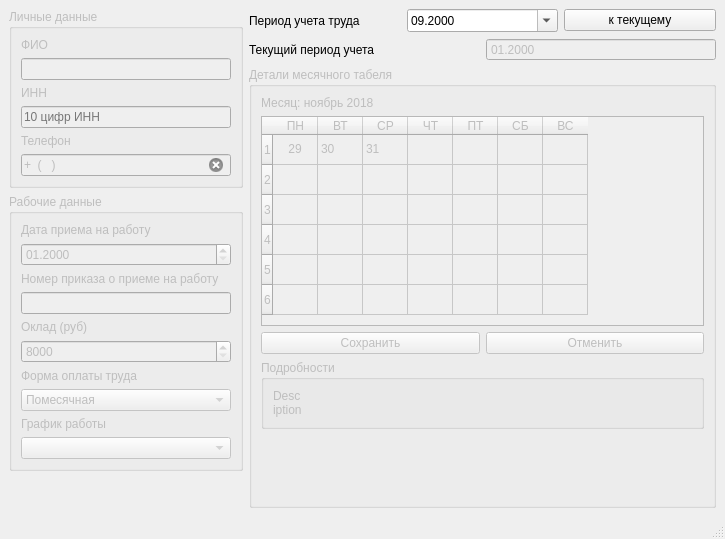
Old version of the form SalaryCount/SalaryCount/employeesc.ui in the repository artemkurylev/mdkp.
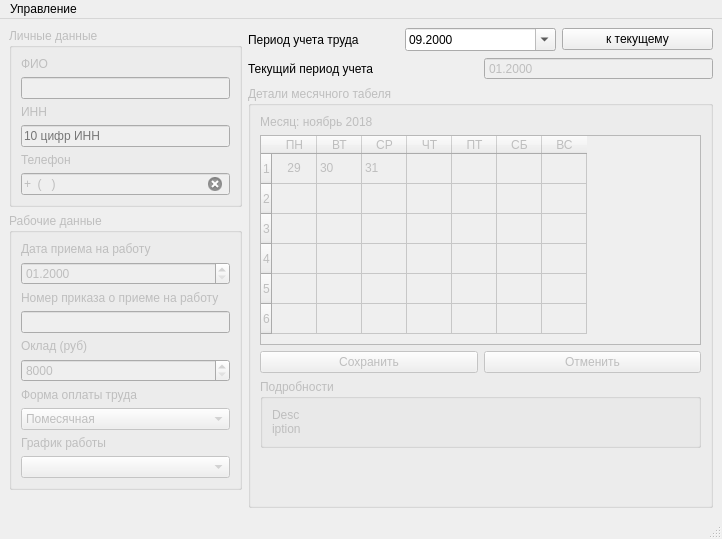
New version of the form.

Commit message: Установлены минимальные размеры формы

The edit to the form file:
```diff
--- a/SalaryCount/SalaryCount/employeesc.ui
+++ b/SalaryCount/SalaryCount/employeesc.ui
@@ -6,10 +6,16 @@
    <rect>
     <x>0</x>
     <y>0</y>
-    <width>725</width>
+    <width>722</width>
     <height>539</height>
    </rect>
   </property>
+  <property name="minimumSize">
+   <size>
+    <width>722</width>
+    <height>539</height>
+   </size>
+  </property>
   <property name="windowTitle">
    <string>MainWindow</string>
   </property>
@@ -545,10 +551,18 @@
     <rect>
      <x>0</x>
      <y>0</y>
-     <width>725</width>
+     <width>722</width>
      <height>21</height>
     </rect>
    </property>
+   <widget class="QMenu" name="menu">
+    <property name="title">
+     <string>Управление</string>
+    </property>
+    <addaction name="separator"/>
+    <addaction name="action_2"/>
+   </widget>
+   <addaction name="menu"/>
   </widget>
   <widget class="QStatusBar" name="statusbar"/>
  </widget>
```
Left out of the diff: 5 changed lines with no effect on the pictures.
